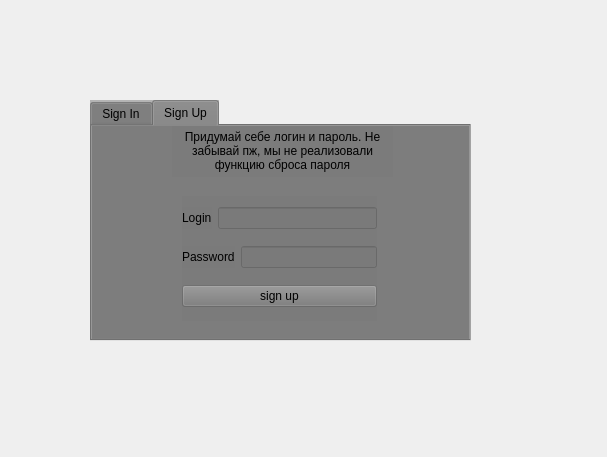
This is loginization.ui in BlackHairHamster/CasinoNovoross as Qt 5 draws it before an edit. The edited form follows.
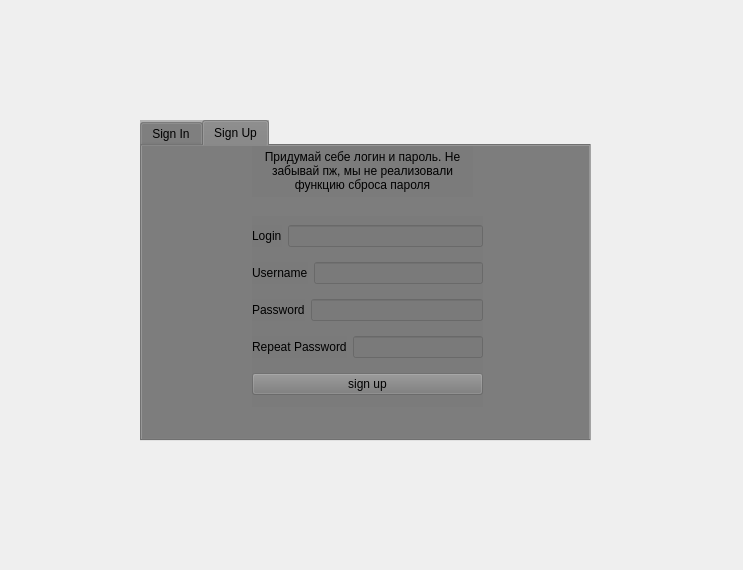
This is the edited form. The open tabs and pages were chosen to show the change. Icons and pictures are not drawn.

```diff
--- a/loginization.ui
+++ b/loginization.ui
@@ -6,8 +6,8 @@
    <rect>
     <x>0</x>
     <y>0</y>
-    <width>607</width>
-    <height>457</height>
+    <width>743</width>
+    <height>570</height>
    </rect>
   </property>
   <property name="windowTitle">
@@ -32,10 +32,10 @@
    <widget class="QTabWidget" name="tabWidget">
     <property name="geometry">
      <rect>
-      <x>90</x>
-      <y>100</y>
-      <width>381</width>
-      <height>241</height>
+      <x>140</x>
+      <y>120</y>
+      <width>451</width>
+      <height>321</height>
      </rect>
     </property>
     <property name="styleSheet">
@@ -117,10 +117,10 @@
      <widget class="QWidget" name="layoutWidget_2">
       <property name="geometry">
        <rect>
-        <x>90</x>
+        <x>110</x>
         <y>70</y>
-        <width>195</width>
-        <height>125</height>
+        <width>231</width>
+        <height>191</height>
        </rect>
       </property>
       <layout class="QVBoxLayout" name="verticalLayout_2">
@@ -138,6 +138,20 @@
          </item>
         </layout>
        </item>
+       <item>
+        <layout class="QHBoxLayout" name="horizontalLayout_5">
+         <item>
+          <widget class="QLabel" name="usernameSignupTitle">
+           <property name="text">
+            <string>Username</string>
+           </property>
+          </widget>
+         </item>
+         <item>
+          <widget class="QLineEdit" name="usernameSignupBar"/>
+         </item>
+        </layout>
+       </item>
        <item>
         <layout class="QHBoxLayout" name="horizontalLayout_4">
          <item>
@@ -148,7 +162,29 @@
           </widget>
          </item>
          <item>
-          <widget class="QLineEdit" name="passwordSignupBar"/>
+          <widget class="QLineEdit" name="passwordSignupBar">
+           <property name="echoMode">
+            <enum>QLineEdit::Password</enum>
+           </property>
+          </widget>
+         </item>
+        </layout>
+       </item>
+       <item>
+        <layout class="QHBoxLayout" name="horizontalLayout_6">
+         <item>
+          <widget class="QLabel" name="passwordRepeatSignupTitle">
+           <property name="text">
+            <string>Repeat Password</string>
+           </property>
+          </widget>
+         </item>
+         <item>
+          <widget class="QLineEdit" name="passwordRepeatSignupBar">
+           <property name="echoMode">
+            <enum>QLineEdit::Password</enum>
+           </property>
+          </widget>
          </item>
         </layout>
        </item>
@@ -164,7 +200,7 @@
      <widget class="QLabel" name="label">
       <property name="geometry">
        <rect>
-        <x>80</x>
+        <x>110</x>
         <y>0</y>
         <width>221</width>
         <height>51</height>
```
Left out of the diff: 20 changed lines with no effect on the pictures.
